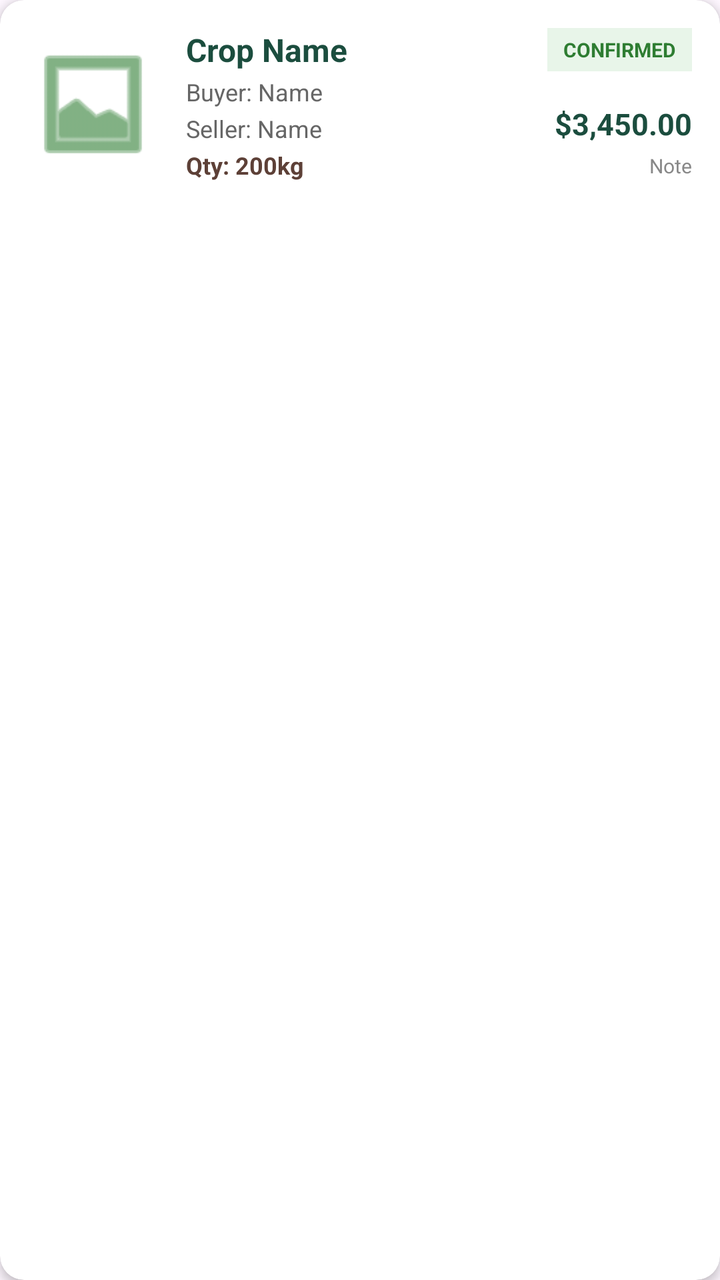
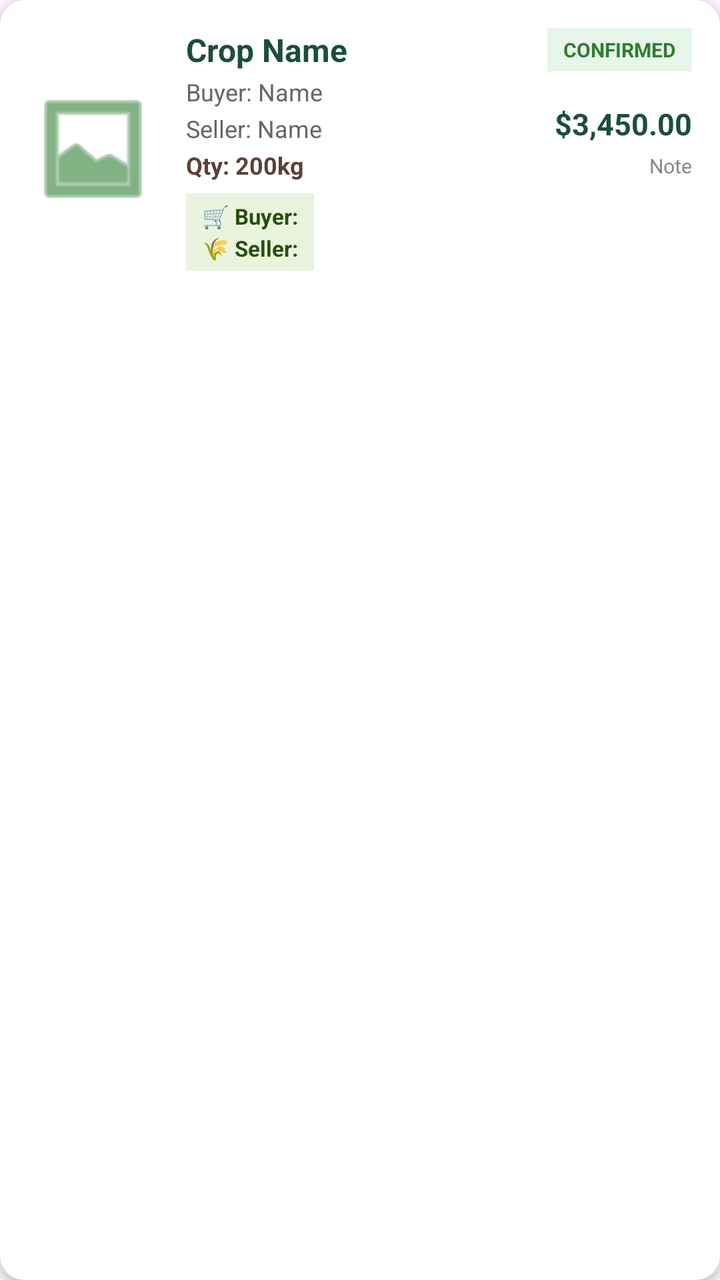

The first picture is an Android layout as it rendered before a commit; the second is the same layout after the commit. The layout source and the unified diff follow.
<!-- AndroidManifest.xml: application theme Theme.AGROFASTASOLUTIONS -->
<!-- res/layout/item_order_card.xml -->
<?xml version="1.0" encoding="utf-8"?>
<androidx.cardview.widget.CardView xmlns:android="http://schemas.android.com/apk/res/android"
    xmlns:app="http://schemas.android.com/apk/res-auto"
    android:layout_width="match_parent"
    android:layout_height="wrap_content"
    android:layout_margin="6dp"
    android:clickable="true"
    android:focusable="true"
    android:foreground="?android:attr/selectableItemBackground"
    app:cardBackgroundColor="#FFFFFF"
    app:cardCornerRadius="12dp"
    app:cardElevation="3dp">

    <RelativeLayout
        android:layout_width="match_parent"
        android:layout_height="wrap_content"
        android:padding="14dp">

        <ImageView
            android:id="@+id/imgOrderCrop"
            android:layout_width="65dp"
            android:layout_height="65dp"
            android:layout_alignParentStart="true"
            android:layout_centerVertical="true"
            android:scaleType="centerCrop"
            android:src="@android:drawable/ic_menu_gallery"
            app:tint="#2E7D32" />

        <TextView
            android:id="@+id/tvOrderCropType"
            android:layout_width="wrap_content"
            android:layout_height="wrap_content"
            android:layout_marginStart="14dp"
            android:layout_toEndOf="@id/imgOrderCrop"
            android:text="Crop Name"
            android:textColor="#1B4D3E"
            android:textSize="16sp"
            android:textStyle="bold" />

        <TextView
            android:id="@+id/tvOrderBuyer"
            android:layout_width="wrap_content"
            android:layout_height="wrap_content"
            android:layout_below="@id/tvOrderCropType"
            android:layout_marginStart="14dp"
            android:layout_marginTop="2dp"
            android:layout_toEndOf="@id/imgOrderCrop"
            android:text="Buyer: Name"
            android:textColor="#666666"
            android:textSize="12sp" />

        <TextView
            android:id="@+id/tvOrderSeller"
            android:layout_width="wrap_content"
            android:layout_height="wrap_content"
            android:layout_below="@id/tvOrderBuyer"
            android:layout_marginStart="14dp"
            android:layout_marginTop="2dp"
            android:layout_toEndOf="@id/imgOrderCrop"
            android:text="Seller: Name"
            android:textColor="#666666"
            android:textSize="12sp" />

        <TextView
            android:id="@+id/tvOrderQuantity"
            android:layout_width="wrap_content"
            android:layout_height="wrap_content"
            android:layout_below="@id/tvOrderSeller"
            android:layout_marginStart="14dp"
            android:layout_marginTop="2dp"
            android:layout_toEndOf="@id/imgOrderCrop"
            android:text="Qty: 200kg"
            android:textColor="#5D4037"
            android:textSize="12sp"
            android:textStyle="bold" />

        <TextView
            android:id="@+id/tvOrderStatus"
            android:layout_width="wrap_content"
            android:layout_height="wrap_content"
            android:layout_alignParentEnd="true"
            android:layout_alignParentTop="true"
            android:background="#E8F5E9"
            android:paddingHorizontal="8dp"
            android:paddingVertical="4dp"
            android:text="CONFIRMED"
            android:textColor="#2E7D32"
            android:textSize="10sp"
            android:textStyle="bold" />

        <TextView
            android:id="@+id/tvOrderPrice"
            android:layout_width="wrap_content"
            android:layout_height="wrap_content"
            android:layout_alignParentEnd="true"
            android:layout_below="@id/tvOrderStatus"
            android:layout_marginTop="16dp"
            android:text="$3,450.00"
            android:textColor="#1B4D3E"
            android:textSize="15sp"
            android:textStyle="bold" />

        <TextView
            android:id="@+id/tvOrderNote"
            android:layout_width="wrap_content"
            android:layout_height="wrap_content"
            android:layout_alignParentEnd="true"
            android:layout_below="@id/tvOrderPrice"
            android:layout_marginTop="4dp"
            android:text="Note"
            android:textColor="#888888"
            android:textSize="10sp" />

    </RelativeLayout>
</androidx.cardview.widget.CardView>
<!-- resources referenced by this layout -->
<resources>
  <style name="Theme.AGROFASTASOLUTIONS" parent="Base.Theme.AGROFASTASOLUTIONS" />
  <style name="Base.Theme.AGROFASTASOLUTIONS" parent="Theme.Material3.DayNight.NoActionBar">
          
          
              
          <item name="CardBackgroundColor">@color/agrofast_green</item>
          <item name="CardStrokeColor">@color/agrofast_green</item>
  
      </style>
  <color name="agrofast_green">#1F6F43</color>
</resources>

<!-- the commit's change to res/layout/item_order_card.xml (unified diff, before → after) -->
@@ -74,6 +74,102 @@
             android:textSize="12sp"
             android:textStyle="bold" />
 
+        
+        <TextView
+            android:id="@+id/tvOrderContact"
+            android:layout_width="wrap_content"
+            android:layout_height="wrap_content"
+            android:layout_below="@id/tvOrderQuantity"
+            android:layout_marginStart="14dp"
+            android:layout_marginTop="6dp"
+            android:layout_toEndOf="@id/imgOrderCrop"
+            android:background="#EAF3DE"
+            android:paddingHorizontal="8dp"
+            android:paddingVertical="4dp"
+            android:text="🛒 Buyer:\n🌾 Seller:"
+            android:textColor="#27500A"
+            android:textSize="11sp"
+            android:textStyle="bold"
+            android:lineSpacingExtra="3dp" />
+
+        
+        <TextView
+            android:id="@+id/tvDeclineInfo"
+            android:layout_width="wrap_content"
+            android:layout_height="wrap_content"
+            android:layout_below="@id/tvOrderContact"
+            android:layout_marginStart="14dp"
+            android:layout_marginTop="6dp"
+            android:layout_toEndOf="@id/imgOrderCrop"
+            android:background="#FDECEA"
+            android:paddingHorizontal="8dp"
+            android:paddingVertical="6dp"
+            android:textColor="#B71C1C"
+            android:textSize="11sp"
+            android:textStyle="bold"
+            android:lineSpacingExtra="3dp"
+            android:visibility="gone"
+            android:text="Reason: —\nFee: —" />
+
+        
+        <TextView
+            android:id="@+id/tvGraceInfo"
+            android:layout_width="wrap_content"
+            android:layout_height="wrap_content"
+            android:layout_below="@id/tvDeclineInfo"
+            android:layout_marginStart="14dp"
+            android:layout_marginTop="4dp"
+            android:layout_toEndOf="@id/imgOrderCrop"
+            android:background="#EAF3DE"
+            android:paddingHorizontal="8dp"
+            android:paddingVertical="4dp"
+            android:textColor="#27500A"
+            android:textSize="11sp"
+            android:textStyle="bold"
+            android:visibility="gone"
+            android:text="✅ No fee — declined within 24h grace period" />
+
+
+        
+        <LinearLayout
+            android:id="@+id/orderActionButtons"
+            android:layout_width="match_parent"
+            android:layout_height="wrap_content"
+            android:layout_below="@id/tvOrderContact"
+            android:layout_marginTop="10dp"
+            android:orientation="horizontal"
+            android:visibility="gone"
+            android:weightSum="2">
+
+            <com.google.android.material.button.MaterialButton
+                android:id="@+id/btnSettle"
+                android:layout_width="0dp"
+                android:layout_height="42dp"
+                android:layout_marginEnd="4dp"
+                android:layout_weight="1"
+                android:text="Mark Settled"
+                android:textColor="#FFFFFF"
+                android:textSize="12sp"
+                android:textStyle="bold"
+                app:backgroundTint="#2E7D32"
+                app:cornerRadius="8dp" />
+
+            <com.google.android.material.button.MaterialButton
+                android:id="@+id/btnDeclineOrder"
+                style="@style/Widget.MaterialComponents.Button.OutlinedButton"
+                android:layout_width="0dp"
+                android:layout_height="42dp"
+                android:layout_marginStart="4dp"
+                android:layout_weight="1"
+                android:text="Decline"
+                android:textColor="#B71C1C"
+                android:textSize="12sp"
+                android:textStyle="bold"
+                app:cornerRadius="8dp"
+                app:strokeColor="#B71C1C" />
+
+        </LinearLayout>
+
         <TextView
             android:id="@+id/tvOrderStatus"
             android:layout_width="wrap_content"
